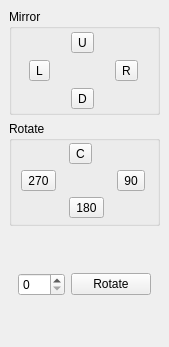
iPenguin/CrochetCharts, file src/mirrordock.ui: the form before one commit.
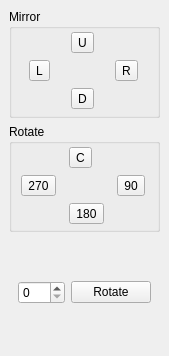
The form after the commit. Icons and pictures are not drawn.

Commit message: Add new rotate custom icon

```diff
--- a/src/mirrordock.ui
+++ b/src/mirrordock.ui
@@ -7,7 +7,7 @@
     <x>0</x>
     <y>0</y>
     <width>147</width>
-    <height>347</height>
+    <height>356</height>
    </rect>
   </property>
   <property name="windowTitle">
```
Left out of the diff: 4 changed lines with no effect on the pictures. The commit also changes 2 other files.
